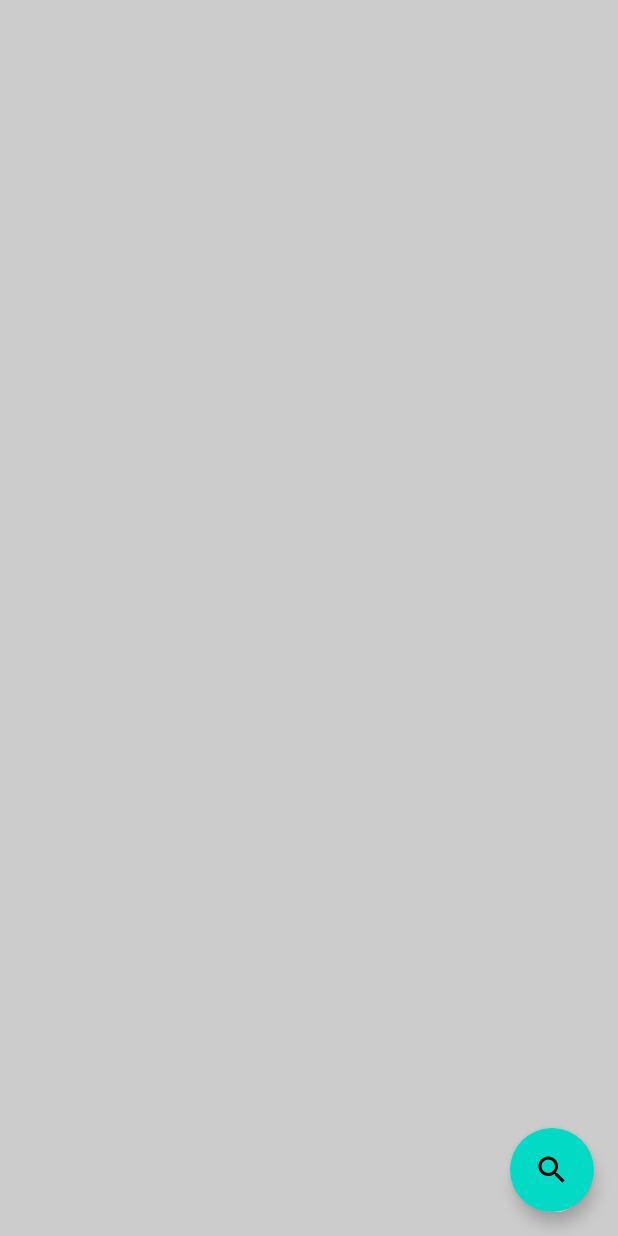
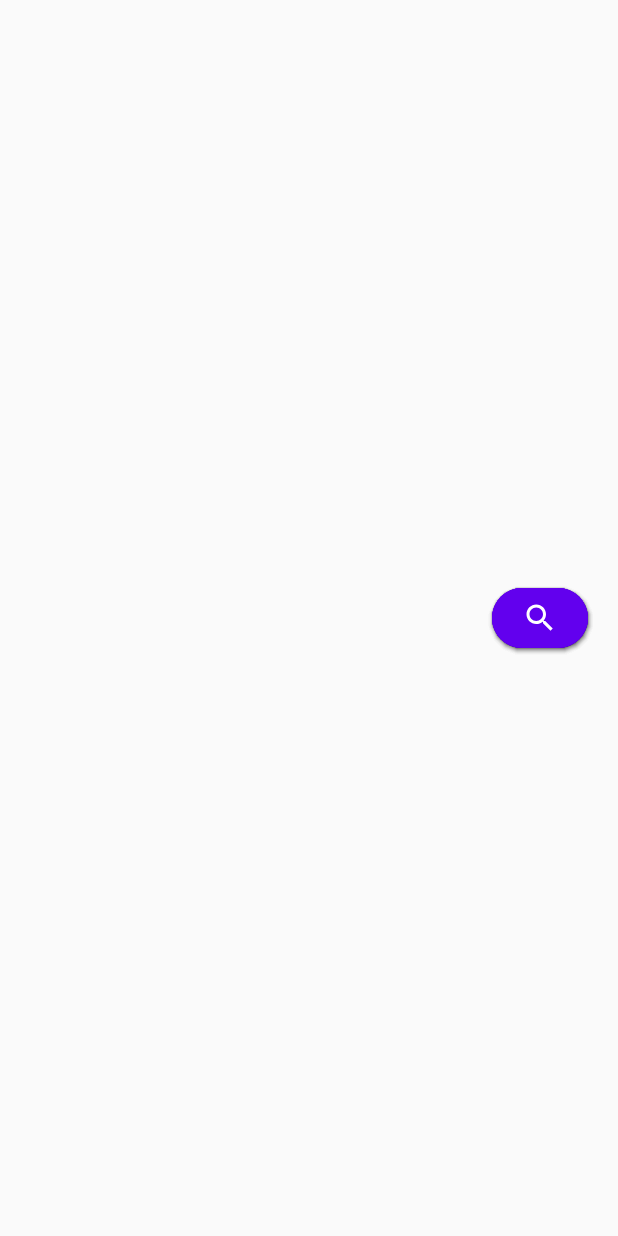
Before and after one commit to ThisIsDiKo/SuspensionController, an Android app built with Jetpack Compose: the floatscreen screen opened through its navigation route, on a phone screen of 412 x 824 dp. Run offline under Robolectric (Android 15) with nearby library versions, the phone set to English and light mode, and no system bars; our stand-ins replace Dagger/Hilt's generated code, Timber, accompanist.

Commit message:
nice floating button imitation

```diff
--- a/app/src/main/java/com/dikoresearchsuspensioncontroller/MainActivity.kt
+++ b/app/src/main/java/com/dikoresearchsuspensioncontroller/MainActivity.kt
@@ -23,6 +23,7 @@ import com.dikoresearchsuspensioncontroller.feature_graph.presentation.chartscre
 import com.dikoresearchsuspensioncontroller.feature_graph.presentation.chartscreen.ChartScreenNew
 import com.dikoresearchsuspensioncontroller.feature_graph.presentation.chartscreen.FloatScreen
 import com.dikoresearchsuspensioncontroller.feature_graph.presentation.chartscreen.SensorsFrame
+import com.dikoresearchsuspensioncontroller.feature_graph.presentation.pressureAction.PressureActionsScreen
 import com.dikoresearchsuspensioncontroller.ui.theme.SuspensionControllerTheme
 import com.google.accompanist.systemuicontroller.rememberSystemUiController
 import dagger.hilt.android.AndroidEntryPoint
@@ -52,7 +53,7 @@ class MainActivity : ComponentActivity() {
 
                 val navController = rememberNavController()
 
-                NavHost(navController = navController, startDestination = "chartscreen"){
+                NavHost(navController = navController, startDestination = "floatscreen"){
                     composable("startscreen"){ StartScreen(navController = navController)}
                     composable("scanscreen"){ScanScreen(navController = navController)}
                     composable("controlscreen"){ControlScreen(navController = navController)}
@@ -61,7 +62,7 @@ class MainActivity : ComponentActivity() {
                         ChartScreenNew()
                     }
                     composable("floatscreen"){
-                        FloatScreen()
+                        PressureActionsScreen()
                     }
                 }
             }
--- /dev/null
+++ b/app/src/main/java/com/dikoresearchsuspensioncontroller/feature_graph/presentation/pressureAction/PressureActions.kt
@@ -0,0 +1,143 @@
+package com.dikoresearchsuspensioncontroller.feature_graph.presentation.pressureAction
+
+import androidx.compose.animation.AnimatedVisibility
+import androidx.compose.animation.core.animateDp
+import androidx.compose.animation.core.animateFloat
+import androidx.compose.animation.core.tween
+import androidx.compose.animation.core.updateTransition
+import androidx.compose.animation.slideInHorizontally
+import androidx.compose.animation.slideOutHorizontally
+import androidx.compose.foundation.Canvas
+import androidx.compose.foundation.Image
+import androidx.compose.foundation.background
+import androidx.compose.foundation.layout.*
+import androidx.compose.foundation.shape.CircleShape
+import androidx.compose.material.Button
+import androidx.compose.material.Icon
+import androidx.compose.material.MaterialTheme
+import androidx.compose.material.Text
+import androidx.compose.material.icons.Icons
+import androidx.compose.material.icons.filled.*
+import androidx.compose.runtime.Composable
+import androidx.compose.runtime.mutableStateOf
+import androidx.compose.runtime.remember
+import androidx.compose.ui.Alignment
+import androidx.compose.ui.Modifier
+import androidx.compose.ui.draw.rotate
+import androidx.compose.ui.graphics.Color
+import androidx.compose.ui.platform.LocalDensity
+import androidx.compose.ui.unit.IntOffset
+import androidx.compose.ui.unit.dp
+import timber.log.Timber
+
+enum class StoredPressuresState{
+    COLLAPSED,
+    EXPANDED
+}
+@Composable
+fun PressureAction(){
+    val expandedState = remember { mutableStateOf(StoredPressuresState.COLLAPSED)}
+    val visible = remember { mutableStateOf(false) }
+    val transition = updateTransition(targetState = expandedState.value, label = "")
+    val rotation = transition.animateFloat(
+        label = "",
+        transitionSpec = {
+            tween(durationMillis = 100)
+        }
+    ) { state ->
+        if (state == StoredPressuresState.EXPANDED) 45f else 0f
+    }
+
+    val translate = transition.animateDp(
+        label = "",
+        transitionSpec = {
+            tween(durationMillis = 300)
+        }
+    ) { state ->
+        if (state == StoredPressuresState.EXPANDED) (-80).dp else 0.dp
+    }
+
+    val translateButtons = transition.animateDp(label = "",
+        transitionSpec = {
+            tween(durationMillis = 300)
+        }
+    ) { state ->
+        if (state == StoredPressuresState.EXPANDED) (-80).dp else 0.dp
+    }
+
+
+
+    Row(
+        modifier = Modifier
+            .fillMaxWidth()
+            .padding(20.dp),
+        verticalAlignment = Alignment.CenterVertically,
+        horizontalArrangement = Arrangement.End
+    ){
+        Box(){
+            Button(
+                modifier = Modifier.offset(translateButtons.value, 0.dp),
+                //enabled = expandedState.value == StoredPressuresState.EXPANDED,
+                onClick = { Timber.e("First button clicked")},
+                shape = CircleShape
+            ) {
+                Icon(
+                    imageVector = Icons.Default.Call,
+                    contentDescription = null
+                )
+            }
+
+            Button(
+                modifier = Modifier.offset(translateButtons.value * 2, 0.dp),
+                onClick = { /*TODO*/ },
+                shape = CircleShape
+            ) {
+                Icon(
+                    imageVector = Icons.Default.AccountBox,
+                    contentDescription = null
+                )
+            }
+
+            Button(
+                modifier = Modifier.offset(translateButtons.value * 3, 0.dp),
+                onClick = { /*TODO*/ },
+                shape = CircleShape
+            ) {
+                Icon(
+                    imageVector = Icons.Default.Refresh,
+                    contentDescription = null
+                )
+            }
+
+            Button(
+                onClick = {
+                    visible.value = !visible.value
+                    if (expandedState.value == StoredPressuresState.COLLAPSED){
+                        expandedState.value = StoredPressuresState.EXPANDED
+                    }
+                    else {
+                        expandedState.value = StoredPressuresState.COLLAPSED
+                    }
+                },
+                shape = CircleShape
+            ) {
+                Box() {
+                    Icon(
+                        imageVector = Icons.Default.Search,
+                        contentDescription = null,
+                        modifier = Modifier
+                            //.rotate(rotation.value)
+                            .offset(translate.value, 0.dp)
+                    )
+                    Icon(
+                        imageVector = Icons.Default.Settings,
+                        contentDescription = null,
+                        modifier = Modifier
+                            //.rotate(rotation.value)
+                            .offset(translate.value + 80.dp, 0.dp)
+                    )
+                }
+            }
+        }
+    }
+}
--- /dev/null
+++ b/app/src/main/java/com/dikoresearchsuspensioncontroller/feature_graph/presentation/pressureAction/PressureActionsScreen.kt
@@ -0,0 +1,22 @@
+package com.dikoresearchsuspensioncontroller.feature_graph.presentation.pressureAction
+
+import androidx.compose.foundation.layout.Arrangement
+import androidx.compose.foundation.layout.Column
+import androidx.compose.foundation.layout.fillMaxSize
+import androidx.compose.runtime.Composable
+import androidx.compose.ui.Alignment
+import androidx.compose.ui.Modifier
+import androidx.compose.ui.tooling.preview.Devices
+import androidx.compose.ui.tooling.preview.Preview
+
+@Preview(device = Devices.PIXEL_4)
+@Composable
+fun PressureActionsScreen(){
+    Column(
+        modifier = Modifier.fillMaxSize(),
+        horizontalAlignment = Alignment.CenterHorizontally,
+        verticalArrangement = Arrangement.Center
+    ) {
+        PressureAction()
+    }
+}
```
